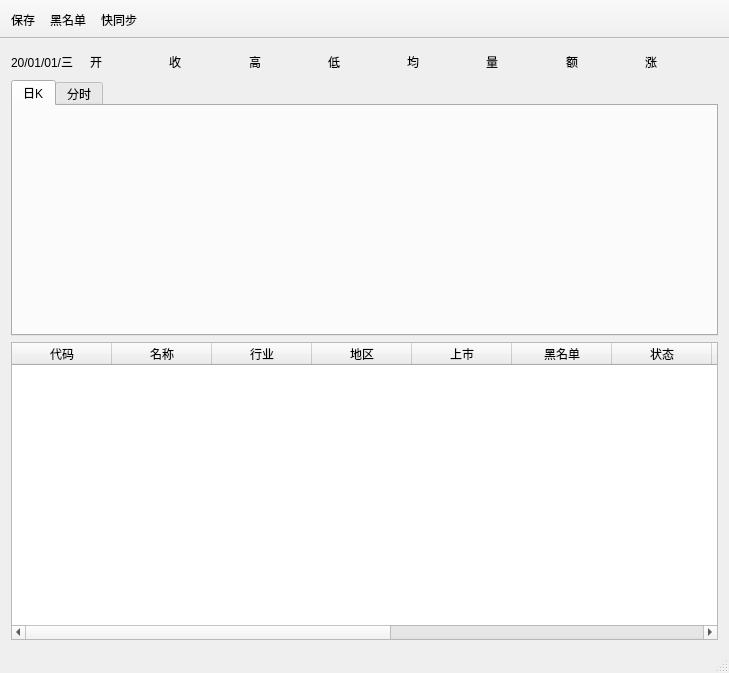
Before: the Qt Designer form mainwindow.ui in aralehuan/QtDemo, drawn with Qt 5.
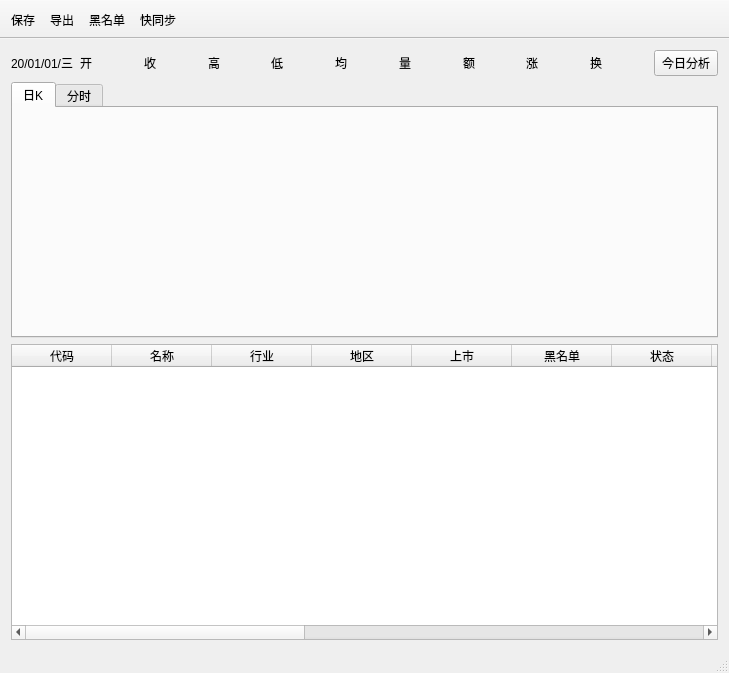
After: the same form once the commit is applied. Icons and pictures are not drawn. Custom widgets are drawn as their Qt base class.

```diff
--- a/mainwindow.ui
+++ b/mainwindow.ui
@@ -89,6 +89,32 @@
         </property>
        </widget>
       </item>
+      <item>
+       <widget class="QLabel" name="lbTrans">
+        <property name="text">
+         <string>换</string>
+        </property>
+       </widget>
+      </item>
+      <item>
+       <widget class="QPushButton" name="pushButton">
+        <property name="minimumSize">
+         <size>
+          <width>64</width>
+          <height>0</height>
+         </size>
+        </property>
+        <property name="maximumSize">
+         <size>
+          <width>64</width>
+          <height>16777215</height>
+         </size>
+        </property>
+        <property name="text">
+         <string>今日分析</string>
+        </property>
+       </widget>
+      </item>
      </layout>
     </item>
     <item>
@@ -206,6 +232,21 @@
         <string>状态</string>
        </property>
       </column>
+      <column>
+       <property name="text">
+        <string>时间</string>
+       </property>
+      </column>
+      <column>
+       <property name="text">
+        <string>看涨</string>
+       </property>
+      </column>
+      <column>
+       <property name="text">
+        <string>结果</string>
+       </property>
+      </column>
       <column>
        <property name="text">
         <string>现价</string>
@@ -236,6 +277,11 @@
         <string>连涨</string>
        </property>
       </column>
+      <column>
+       <property name="text">
+        <string>量比</string>
+       </property>
+      </column>
      </widget>
     </item>
    </layout>
@@ -270,6 +316,7 @@
     <bool>false</bool>
    </attribute>
    <addaction name="toolSave"/>
+   <addaction name="toolExport"/>
    <addaction name="toolBlacklist"/>
    <addaction name="toolQuickSync"/>
    <addaction name="space"/>
@@ -409,7 +456,43 @@
     <string>删除</string>
    </property>
    <property name="toolTip">
-    <string>删除历史数据</string>
+    <string>删除后历史数据</string>
+   </property>
+  </action>
+  <action name="menuLookUp">
+   <property name="text">
+    <string>看涨</string>
+   </property>
+   <property name="toolTip">
+    <string>看涨</string>
+   </property>
+  </action>
+  <action name="menuLookDown">
+   <property name="text">
+    <string>看跌</string>
+   </property>
+   <property name="toolTip">
+    <string>看跌</string>
+   </property>
+  </action>
+  <action name="toolExport">
+   <property name="icon">
+    <iconset resource="qtdemo.qrc">
+     <normaloff>:/toolbar/Res/export.png</normaloff>:/toolbar/Res/export.png</iconset>
+   </property>
+   <property name="text">
+    <string>导出</string>
+   </property>
+   <property name="toolTip">
+    <string>导出csv</string>
+   </property>
+  </action>
+  <action name="toolRemoveBefore">
+   <property name="text">
+    <string>前删</string>
+   </property>
+   <property name="toolTip">
+    <string>删除前历史数据</string>
    </property>
   </action>
  </widget>
```
Left out of the diff: 12 changed lines with no effect on the pictures.
